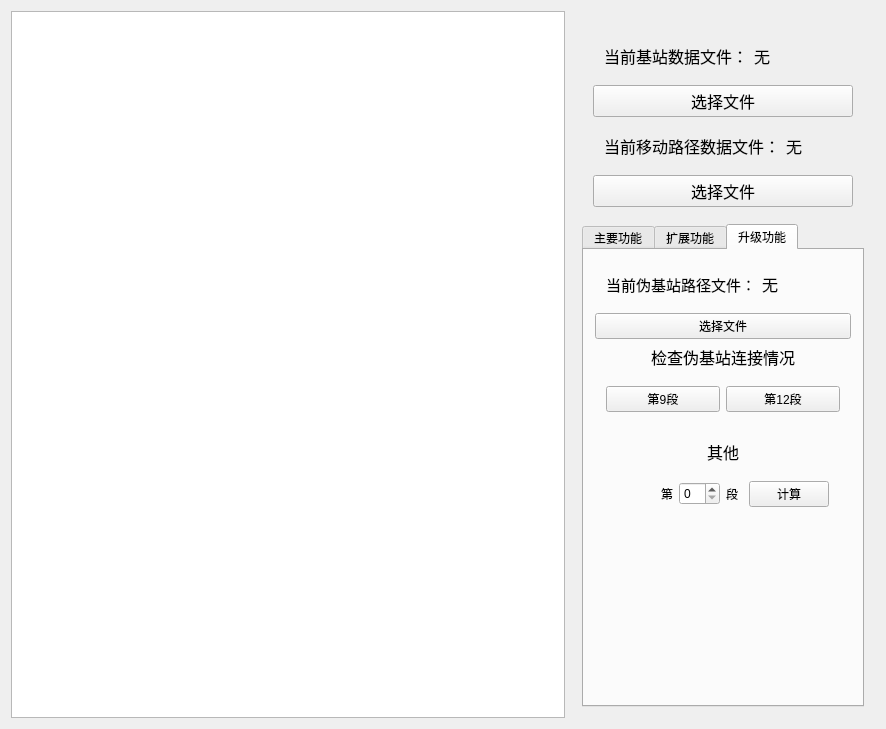
Above: CourseDesign.ui from Delerrr/Course-Project-Qt before the change. Below: the same form after it.
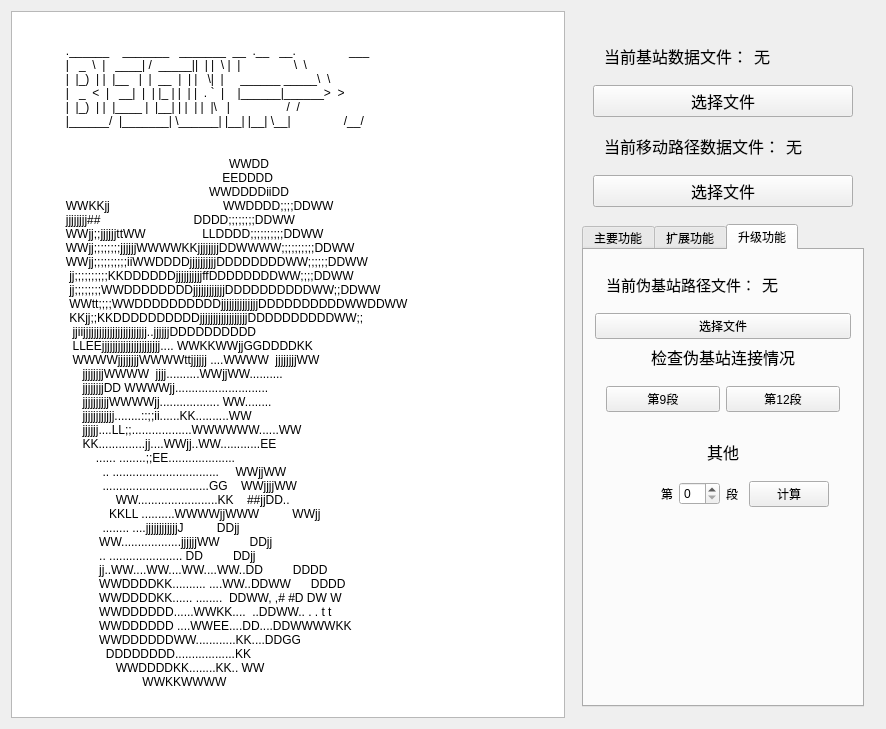
That is the form after the change.

Patch:
```diff
--- a/CourseDesign.ui
+++ b/CourseDesign.ui
@@ -16,7 +16,62 @@
   <widget class="QWidget" name="centralWidget">
    <layout class="QHBoxLayout" name="horizontalLayout_8">
     <item>
-     <widget class="QTextBrowser" name="textBrowser"/>
+     <widget class="QTextBrowser" name="textBrowser">
+      <property name="html">
+       <string>&lt;!DOCTYPE HTML PUBLIC &quot;-//W3C//DTD HTML 4.0//EN&quot; &quot;http://www.w3.org/TR/REC-html40/strict.dtd&quot;&gt;
+&lt;html&gt;&lt;head&gt;&lt;meta name=&quot;qrichtext&quot; content=&quot;1&quot; /&gt;&lt;style type=&quot;text/css&quot;&gt;
+p, li { white-space: pre-wrap; }
+&lt;/style&gt;&lt;/head&gt;&lt;body style=&quot; font-family:'SimSun'; font-size:9pt; font-weight:400; font-style:normal;&quot;&gt;
+&lt;p style=&quot; margin-top:0px; margin-bottom:0px; margin-left:0px; margin-right:0px; -qt-block-indent:0; text-indent:0px;&quot;&gt;&lt;span style=&quot; font-family:'monospace'; color:#000000; background-color:#ffffff;&quot;&gt; &lt;/span&gt;&lt;/p&gt;
+&lt;p style=&quot;-qt-paragraph-type:empty; margin-top:0px; margin-bottom:0px; margin-left:0px; margin-right:0px; -qt-block-indent:0; text-indent:0px; font-family:'monospace'; color:#000000;&quot;&gt;&lt;br /&gt;&lt;/p&gt;
+&lt;p style=&quot; margin-top:0px; margin-bottom:0px; margin-left:0px; margin-right:0px; -qt-block-indent:0; text-indent:0px;&quot;&gt;&lt;span style=&quot; font-family:'monospace'; color:#000000; background-color:#ffffff;&quot;&gt;               &lt;/span&gt;&lt;a name=&quot;taag_output_text&quot;&gt;&lt;/a&gt;&lt;span style=&quot; font-family:'monospace'; color:#000000; background-color:#ffffff;&quot;&gt;.&lt;/span&gt;&lt;span style=&quot; font-family:'monospace'; color:#000000; background-color:#ffffff;&quot;&gt;______    _______   _______  __  .__   __.                ___   &lt;/span&gt;&lt;/p&gt;
+&lt;p style=&quot; margin-top:0px; margin-bottom:0px; margin-left:0px; margin-right:0px; -qt-block-indent:0; text-indent:0px; background-color:#ffffff;&quot;&gt;&lt;span style=&quot; font-family:'monospace'; color:#000000; background-color:#ffffff;&quot;&gt;               |   _  \  |   ____| /  _____||  | |  \ |  |                \  \  &lt;/span&gt;&lt;/p&gt;
+&lt;p style=&quot; margin-top:0px; margin-bottom:0px; margin-left:0px; margin-right:0px; -qt-block-indent:0; text-indent:0px; background-color:#ffffff;&quot;&gt;&lt;span style=&quot; font-family:'monospace'; color:#000000; background-color:#ffffff;&quot;&gt;               |  |_)  | |  |__   |  |  __  |  | |   \|  |     ______ _____\  \ &lt;/span&gt;&lt;/p&gt;
+&lt;p style=&quot; margin-top:0px; margin-bottom:0px; margin-left:0px; margin-right:0px; -qt-block-indent:0; text-indent:0px; background-color:#ffffff;&quot;&gt;&lt;span style=&quot; font-family:'monospace'; color:#000000; background-color:#ffffff;&quot;&gt;               |   _  &amp;lt;  |   __|  |  | |_ | |  | |  . `  |    |______|______&amp;gt;  &amp;gt;&lt;/span&gt;&lt;/p&gt;
+&lt;p style=&quot; margin-top:0px; margin-bottom:0px; margin-left:0px; margin-right:0px; -qt-block-indent:0; text-indent:0px; background-color:#ffffff;&quot;&gt;&lt;span style=&quot; font-family:'monospace'; color:#000000; background-color:#ffffff;&quot;&gt;               |  |_)  | |  |____ |  |__| | |  | |  |\   |                 /  / &lt;/span&gt;&lt;/p&gt;
+&lt;p style=&quot; margin-top:0px; margin-bottom:15px; margin-left:0px; margin-right:0px; -qt-block-indent:0; text-indent:0px; background-color:#ffffff;&quot;&gt;&lt;span style=&quot; font-family:'monospace'; color:#000000; background-color:#ffffff;&quot;&gt;               |______/  |_______| \______| |__| |__| \__|                /__/ &lt;/span&gt;&lt;/p&gt;
+&lt;p style=&quot; margin-top:0px; margin-bottom:0px; margin-left:0px; margin-right:0px; -qt-block-indent:0; text-indent:0px;&quot;&gt;                    &lt;/p&gt;
+&lt;p style=&quot; margin-top:0px; margin-bottom:0px; margin-left:0px; margin-right:0px; -qt-block-indent:0; text-indent:0px;&quot;&gt;                                                                WWDD     &lt;/p&gt;
+&lt;p style=&quot; margin-top:0px; margin-bottom:0px; margin-left:0px; margin-right:0px; -qt-block-indent:0; text-indent:0px;&quot;&gt;                                                              EEDDDD     &lt;/p&gt;
+&lt;p style=&quot; margin-top:0px; margin-bottom:0px; margin-left:0px; margin-right:0px; -qt-block-indent:0; text-indent:0px;&quot;&gt;                                                          WWDDDDiiDD     &lt;/p&gt;
+&lt;p style=&quot; margin-top:0px; margin-bottom:0px; margin-left:0px; margin-right:0px; -qt-block-indent:0; text-indent:0px;&quot;&gt;               WWKKjj                                  WWDDDD;;;;DDWW    &lt;/p&gt;
+&lt;p style=&quot; margin-top:0px; margin-bottom:0px; margin-left:0px; margin-right:0px; -qt-block-indent:0; text-indent:0px;&quot;&gt;               jjjjjjjj##                            DDDD;;;;;;;;DDWW    &lt;/p&gt;
+&lt;p style=&quot; margin-top:0px; margin-bottom:0px; margin-left:0px; margin-right:0px; -qt-block-indent:0; text-indent:0px;&quot;&gt;               WWjj;;jjjjjjttWW                 LLDDDD;;;;;;;;;;DDWW    &lt;/p&gt;
+&lt;p style=&quot; margin-top:0px; margin-bottom:0px; margin-left:0px; margin-right:0px; -qt-block-indent:0; text-indent:0px;&quot;&gt;               WWjj;;;;;;;;jjjjjjWWWWKKjjjjjjjjDDWWWW;;;;;;;;;;DDWW    &lt;/p&gt;
+&lt;p style=&quot; margin-top:0px; margin-bottom:0px; margin-left:0px; margin-right:0px; -qt-block-indent:0; text-indent:0px;&quot;&gt;               WWjj;;;;;;;;;;iiWWDDDDjjjjjjjjjjDDDDDDDDWW;;;;;;DDWW    &lt;/p&gt;
+&lt;p style=&quot; margin-top:0px; margin-bottom:0px; margin-left:0px; margin-right:0px; -qt-block-indent:0; text-indent:0px;&quot;&gt;                jj;;;;;;;;;;KKDDDDDDjjjjjjjjjjffDDDDDDDDWW;;;;DDWW    &lt;/p&gt;
+&lt;p style=&quot; margin-top:0px; margin-bottom:0px; margin-left:0px; margin-right:0px; -qt-block-indent:0; text-indent:0px;&quot;&gt;                jj;;;;;;;;WWDDDDDDDDjjjjjjjjjjjjDDDDDDDDDDWW;;DDWW    &lt;/p&gt;
+&lt;p style=&quot; margin-top:0px; margin-bottom:0px; margin-left:0px; margin-right:0px; -qt-block-indent:0; text-indent:0px;&quot;&gt;                WWtt;;;;WWDDDDDDDDDDjjjjjjjjjjjjjjDDDDDDDDDDWWDDWW    &lt;/p&gt;
+&lt;p style=&quot; margin-top:0px; margin-bottom:0px; margin-left:0px; margin-right:0px; -qt-block-indent:0; text-indent:0px;&quot;&gt;                KKjj;;KKDDDDDDDDDDjjjjjjjjjjjjjjjjjjDDDDDDDDDDWW;;    &lt;/p&gt;
+&lt;p style=&quot; margin-top:0px; margin-bottom:0px; margin-left:0px; margin-right:0px; -qt-block-indent:0; text-indent:0px;&quot;&gt;                 jjiijjjjjjjjjjjjjjjjjjjjjjjj..jjjjjjDDDDDDDDDD     &lt;/p&gt;
+&lt;p style=&quot; margin-top:0px; margin-bottom:0px; margin-left:0px; margin-right:0px; -qt-block-indent:0; text-indent:0px;&quot;&gt;                 LLEEjjjjjjjjjjjjjjjjjjjjjj.... WWKKWWjjGGDDDDKK    &lt;/p&gt;
+&lt;p style=&quot; margin-top:0px; margin-bottom:0px; margin-left:0px; margin-right:0px; -qt-block-indent:0; text-indent:0px;&quot;&gt;                 WWWWjjjjjjjjWWWWttjjjjjj ....WWWW  jjjjjjjjWW    &lt;/p&gt;
+&lt;p style=&quot; margin-top:0px; margin-bottom:0px; margin-left:0px; margin-right:0px; -qt-block-indent:0; text-indent:0px;&quot;&gt;                    jjjjjjjjWWWW  jjjj..........WWjjWW..........    &lt;/p&gt;
+&lt;p style=&quot; margin-top:0px; margin-bottom:0px; margin-left:0px; margin-right:0px; -qt-block-indent:0; text-indent:0px;&quot;&gt;                    jjjjjjjjDD WWWWjj............................    &lt;/p&gt;
+&lt;p style=&quot; margin-top:0px; margin-bottom:0px; margin-left:0px; margin-right:0px; -qt-block-indent:0; text-indent:0px;&quot;&gt;                    jjjjjjjjjjWWWWjj.................. WW........    &lt;/p&gt;
+&lt;p style=&quot; margin-top:0px; margin-bottom:0px; margin-left:0px; margin-right:0px; -qt-block-indent:0; text-indent:0px;&quot;&gt;                    jjjjjjjjjjjj........::;;ii......KK..........WW    &lt;/p&gt;
+&lt;p style=&quot; margin-top:0px; margin-bottom:0px; margin-left:0px; margin-right:0px; -qt-block-indent:0; text-indent:0px;&quot;&gt;                    jjjjjj....LL;;..................WWWWWW......WW    &lt;/p&gt;
+&lt;p style=&quot; margin-top:0px; margin-bottom:0px; margin-left:0px; margin-right:0px; -qt-block-indent:0; text-indent:0px;&quot;&gt;                    KK..............jj....WWjj..WW............EE     &lt;/p&gt;
+&lt;p style=&quot; margin-top:0px; margin-bottom:0px; margin-left:0px; margin-right:0px; -qt-block-indent:0; text-indent:0px;&quot;&gt;                        ...... ........;;EE....................      &lt;/p&gt;
+&lt;p style=&quot; margin-top:0px; margin-bottom:0px; margin-left:0px; margin-right:0px; -qt-block-indent:0; text-indent:0px;&quot;&gt;                          .. ................................     WWjjWW&lt;/p&gt;
+&lt;p style=&quot; margin-top:0px; margin-bottom:0px; margin-left:0px; margin-right:0px; -qt-block-indent:0; text-indent:0px;&quot;&gt;                          ................................GG    WWjjjjWW&lt;/p&gt;
+&lt;p style=&quot; margin-top:0px; margin-bottom:0px; margin-left:0px; margin-right:0px; -qt-block-indent:0; text-indent:0px;&quot;&gt;                              WW........................KK    ##jjDD.. &lt;/p&gt;
+&lt;p style=&quot; margin-top:0px; margin-bottom:0px; margin-left:0px; margin-right:0px; -qt-block-indent:0; text-indent:0px;&quot;&gt;                            KKLL ..........WWWWjjWWW          WWjj   &lt;/p&gt;
+&lt;p style=&quot; margin-top:0px; margin-bottom:0px; margin-left:0px; margin-right:0px; -qt-block-indent:0; text-indent:0px;&quot;&gt;                          ........ ....jjjjjjjjjjjjJ          DDjj   &lt;/p&gt;
+&lt;p style=&quot; margin-top:0px; margin-bottom:0px; margin-left:0px; margin-right:0px; -qt-block-indent:0; text-indent:0px;&quot;&gt;                         WW..................jjjjjjWW         DDjj   &lt;/p&gt;
+&lt;p style=&quot; margin-top:0px; margin-bottom:0px; margin-left:0px; margin-right:0px; -qt-block-indent:0; text-indent:0px;&quot;&gt;                         .. ...................... DD         DDjj &lt;/p&gt;
+&lt;p style=&quot; margin-top:0px; margin-bottom:0px; margin-left:0px; margin-right:0px; -qt-block-indent:0; text-indent:0px;&quot;&gt;                         jj..WW....WW....WW....WW..DD         DDDD   &lt;/p&gt;
+&lt;p style=&quot; margin-top:0px; margin-bottom:0px; margin-left:0px; margin-right:0px; -qt-block-indent:0; text-indent:0px;&quot;&gt;                         WWDDDDKK.......... ....WW..DDWW      DDDD   &lt;/p&gt;
+&lt;p style=&quot; margin-top:0px; margin-bottom:0px; margin-left:0px; margin-right:0px; -qt-block-indent:0; text-indent:0px;&quot;&gt;                         WWDDDDKK...... ........  DDWW, ,# #D DW W   &lt;/p&gt;
+&lt;p style=&quot; margin-top:0px; margin-bottom:0px; margin-left:0px; margin-right:0px; -qt-block-indent:0; text-indent:0px;&quot;&gt;                         WWDDDDDD......WWKK....  ..DDWW.. . . t t    &lt;/p&gt;
+&lt;p style=&quot; margin-top:0px; margin-bottom:0px; margin-left:0px; margin-right:0px; -qt-block-indent:0; text-indent:0px;&quot;&gt;                         WWDDDDDD ....WWEE....DD....DDWWWWKK     &lt;/p&gt;
+&lt;p style=&quot; margin-top:0px; margin-bottom:0px; margin-left:0px; margin-right:0px; -qt-block-indent:0; text-indent:0px;&quot;&gt;                         WWDDDDDDWW............KK....DDGG       &lt;/p&gt;
+&lt;p style=&quot; margin-top:0px; margin-bottom:0px; margin-left:0px; margin-right:0px; -qt-block-indent:0; text-indent:0px;&quot;&gt;                           DDDDDDDD..................KK        &lt;/p&gt;
+&lt;p style=&quot; margin-top:0px; margin-bottom:0px; margin-left:0px; margin-right:0px; -qt-block-indent:0; text-indent:0px;&quot;&gt;                              WWDDDDKK........KK.. WW         &lt;/p&gt;
+&lt;p style=&quot; margin-top:0px; margin-bottom:0px; margin-left:0px; margin-right:0px; -qt-block-indent:0; text-indent:0px;&quot;&gt;                                      WWKKWWWW          &lt;/p&gt;
+&lt;p style=&quot;-qt-paragraph-type:empty; margin-top:0px; margin-bottom:0px; margin-left:0px; margin-right:0px; -qt-block-indent:0; text-indent:0px;&quot;&gt;&lt;br /&gt;&lt;/p&gt;&lt;/body&gt;&lt;/html&gt;</string>
+      </property>
+     </widget>
     </item>
     <item>
      <widget class="QWidget" name="main_widegt" native="true">
```
